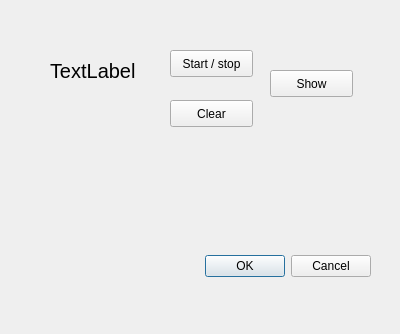
The window that uc_projets/openchrono/chronometer/ui/dialog.ui (BackupTheBerlios/openphysic-svn) describes before a commit, drawn with Qt 5.
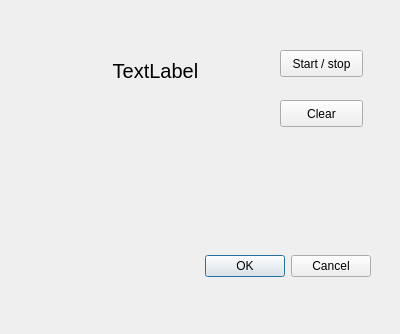
The same window after the commit.

Diff of the .ui file:
```diff
--- a/uc_projets/openchrono/chronometer/ui/dialog.ui
+++ b/uc_projets/openchrono/chronometer/ui/dialog.ui
@@ -60,7 +60,7 @@
   <widget class="QPushButton" name="butStartStop" >
    <property name="geometry" >
     <rect>
-     <x>170</x>
+     <x>280</x>
      <y>50</y>
      <width>83</width>
      <height>27</height>
@@ -73,7 +73,7 @@
   <widget class="QPushButton" name="butClear" >
    <property name="geometry" >
     <rect>
-     <x>170</x>
+     <x>280</x>
      <y>100</y>
      <width>83</width>
      <height>27</height>
@@ -83,25 +83,12 @@
     <string>Clear</string>
    </property>
   </widget>
-  <widget class="QPushButton" name="butShow" >
-   <property name="geometry" >
-    <rect>
-     <x>270</x>
-     <y>70</y>
-     <width>83</width>
-     <height>27</height>
-    </rect>
-   </property>
-   <property name="text" >
-    <string>Show</string>
-   </property>
-  </widget>
   <widget class="QLabel" name="lblTime" >
    <property name="geometry" >
     <rect>
      <x>50</x>
      <y>50</y>
-     <width>121</width>
+     <width>211</width>
      <height>41</height>
     </rect>
    </property>
@@ -113,6 +100,9 @@
    <property name="text" >
     <string>TextLabel</string>
    </property>
+   <property name="alignment" >
+    <set>Qt::AlignCenter</set>
+   </property>
   </widget>
  </widget>
  <resources/>
```
